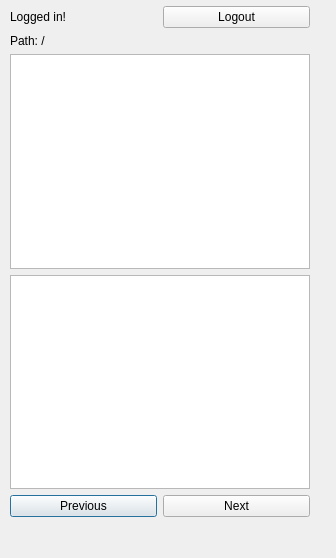
Old version of the form tabs/MyDriveLoggedInTab.ui in the repository ellipsis-drive-internal/qgis-plugin.
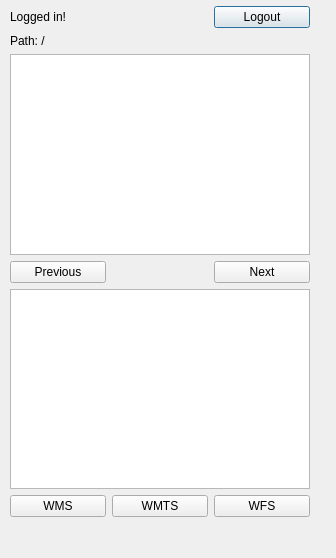
New version of the form.

Commit message: change layout of logged in tab to include wms/wmts/wfs buttons

```diff
--- a/tabs/MyDriveLoggedInTab.ui
+++ b/tabs/MyDriveLoggedInTab.ui
@@ -26,24 +26,24 @@
     <property name="rightMargin">
      <number>11</number>
     </property>
-    <item row="4" column="0">
-     <widget class="QPushButton" name="pushButton_previous">
-      <property name="text">
-       <string>Previous</string>
-      </property>
-     </widget>
-    </item>
-    <item row="2" column="0" colspan="2">
+    <item row="2" column="0" colspan="3">
      <widget class="QListWidget" name="listWidget_mydrive"/>
     </item>
-    <item row="0" column="1">
+    <item row="0" column="2">
      <widget class="QPushButton" name="pushButton_logout">
       <property name="text">
        <string>Logout</string>
       </property>
      </widget>
     </item>
-    <item row="5" column="1">
+    <item row="6" column="2">
+     <widget class="QPushButton" name="pushButton_2">
+      <property name="text">
+       <string>WFS</string>
+      </property>
+     </widget>
+    </item>
+    <item row="7" column="2">
      <spacer name="verticalSpacer">
       <property name="orientation">
        <enum>Qt::Vertical</enum>
@@ -59,20 +59,6 @@
       </property>
      </spacer>
     </item>
-    <item row="4" column="1">
-     <widget class="QPushButton" name="pushButton_next">
-      <property name="text">
-       <string>Next</string>
-      </property>
-     </widget>
-    </item>
-    <item row="1" column="0" colspan="2">
-     <widget class="QLabel" name="label_path">
-      <property name="text">
-       <string>Path: /</string>
-      </property>
-     </widget>
-    </item>
     <item row="0" column="0">
      <widget class="QLabel" name="label">
       <property name="text">
@@ -80,9 +66,44 @@
       </property>
      </widget>
     </item>
-    <item row="3" column="0" colspan="2">
+    <item row="1" column="0" colspan="3">
+     <widget class="QLabel" name="label_path">
+      <property name="text">
+       <string>Path: /</string>
+      </property>
+     </widget>
+    </item>
+    <item row="6" column="0">
+     <widget class="QPushButton" name="pushButton">
+      <property name="text">
+       <string>WMS</string>
+      </property>
+     </widget>
+    </item>
+    <item row="5" column="0" colspan="3">
      <widget class="QListWidget" name="listWidget_mydrive_maps"/>
     </item>
+    <item row="4" column="2">
+     <widget class="QPushButton" name="pushButton_next">
+      <property name="text">
+       <string>Next</string>
+      </property>
+     </widget>
+    </item>
+    <item row="6" column="1">
+     <widget class="QPushButton" name="pushButton_3">
+      <property name="text">
+       <string>WMTS</string>
+      </property>
+     </widget>
+    </item>
+    <item row="4" column="0">
+     <widget class="QPushButton" name="pushButton_previous">
+      <property name="text">
+       <string>Previous</string>
+      </property>
+     </widget>
+    </item>
    </layout>
   </widget>
  </widget>
```
Left out of the diff: 6 changed lines with no effect on the pictures.
